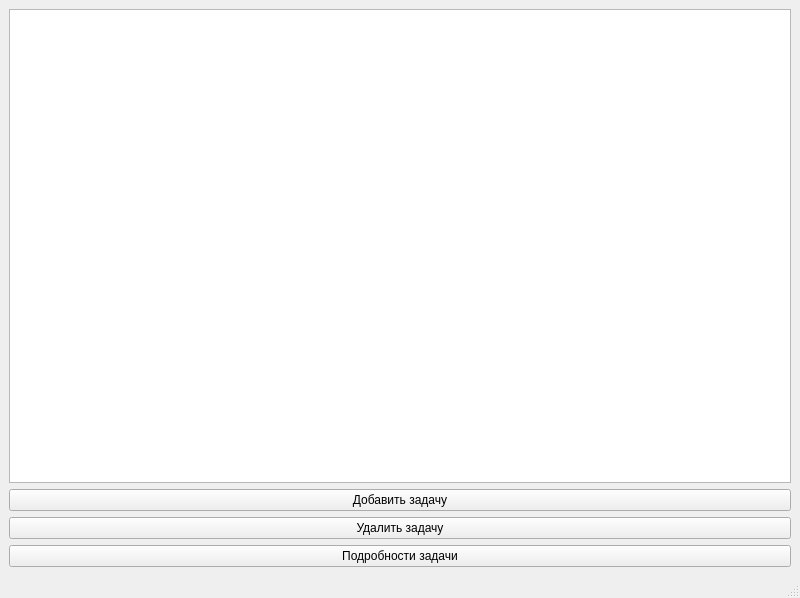
kronnos416584/Test, file qt/PersonalOrganizer/mainwindow.ui: the form before one commit.
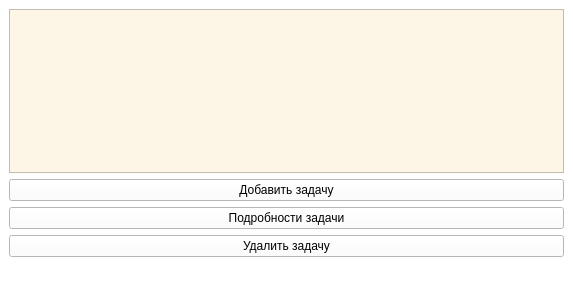
The form after the commit.

The edit to the form file:
```diff
--- a/qt/PersonalOrganizer/mainwindow.ui
+++ b/qt/PersonalOrganizer/mainwindow.ui
@@ -6,17 +6,24 @@
    <rect>
     <x>0</x>
     <y>0</y>
-    <width>800</width>
-    <height>598</height>
+    <width>573</width>
+    <height>288</height>
    </rect>
   </property>
   <property name="windowTitle">
    <string>MainWindow</string>
   </property>
+  <property name="styleSheet">
+   <string notr="true">background-color:white</string>
+  </property>
   <widget class="QWidget" name="centralwidget">
    <layout class="QVBoxLayout" name="verticalLayout">
     <item>
-     <widget class="QListWidget" name="tasksListWidget"/>
+     <widget class="QListWidget" name="tasksListWidget">
+      <property name="styleSheet">
+       <string notr="true">background-color:OldLace</string>
+      </property>
+     </widget>
     </item>
     <item>
      <widget class="QPushButton" name="addTaskButton">
@@ -25,13 +32,6 @@
       </property>
      </widget>
     </item>
-    <item>
-     <widget class="QPushButton" name="deleteTaskButton">
-      <property name="text">
-       <string>Удалить задачу</string>
-      </property>
-     </widget>
-    </item>
     <item>
      <widget class="QPushButton" name="detailsTaskButton">
       <property name="text">
@@ -39,6 +39,13 @@
       </property>
      </widget>
     </item>
+    <item>
+     <widget class="QPushButton" name="deleteTaskButton">
+      <property name="text">
+       <string>Удалить задачу</string>
+      </property>
+     </widget>
+    </item>
    </layout>
   </widget>
   <widget class="QMenuBar" name="menubar">
```
Left out of the diff: 10 changed lines with no effect on the pictures.
